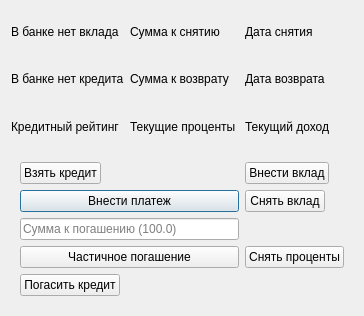
First picture: the form in UI template/bank.ui, repository nevskyforever/nfprogress, before the edit.
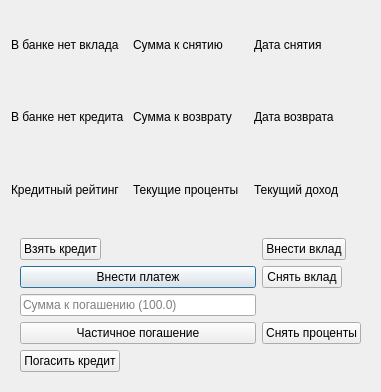
Second picture: the form after the edit.

Commit message: Исправлены размеры банковского окна

Diff of the .ui file:
```diff
--- a/UI template/bank.ui
+++ b/UI template/bank.ui
@@ -6,10 +6,16 @@
    <rect>
     <x>0</x>
     <y>0</y>
-    <width>364</width>
-    <height>316</height>
+    <width>381</width>
+    <height>392</height>
    </rect>
   </property>
+  <property name="minimumSize">
+   <size>
+    <width>381</width>
+    <height>392</height>
+   </size>
+  </property>
   <property name="font">
    <font>
     <family>Arial</family>
```
The commit also changes 1 other file.
